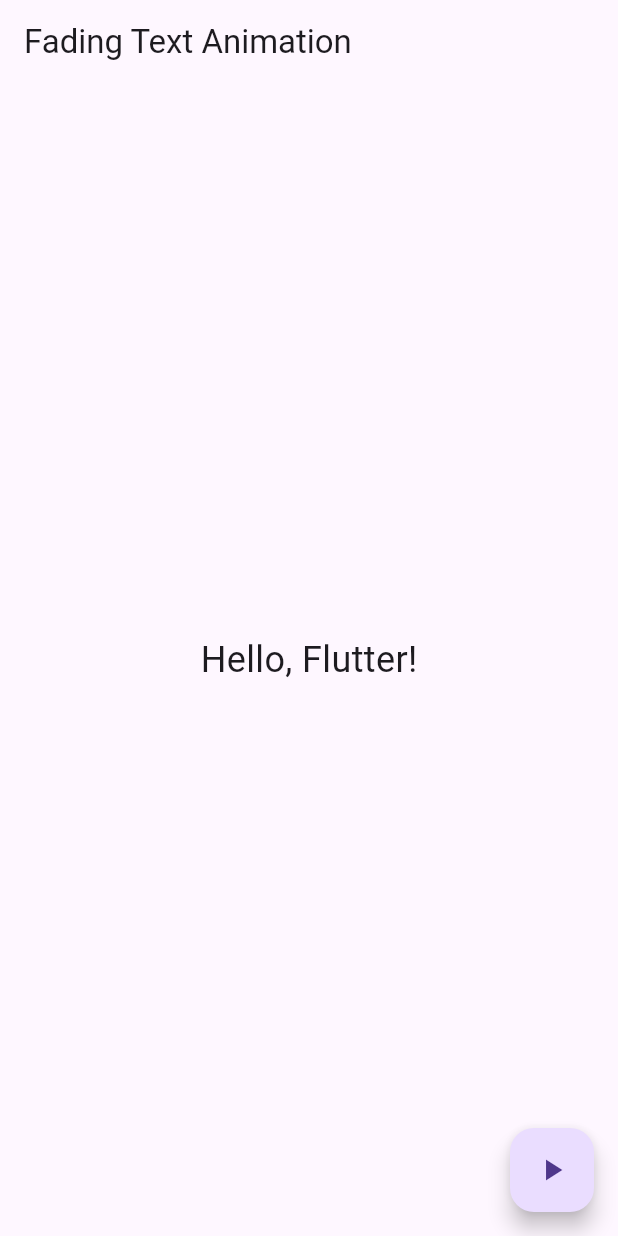
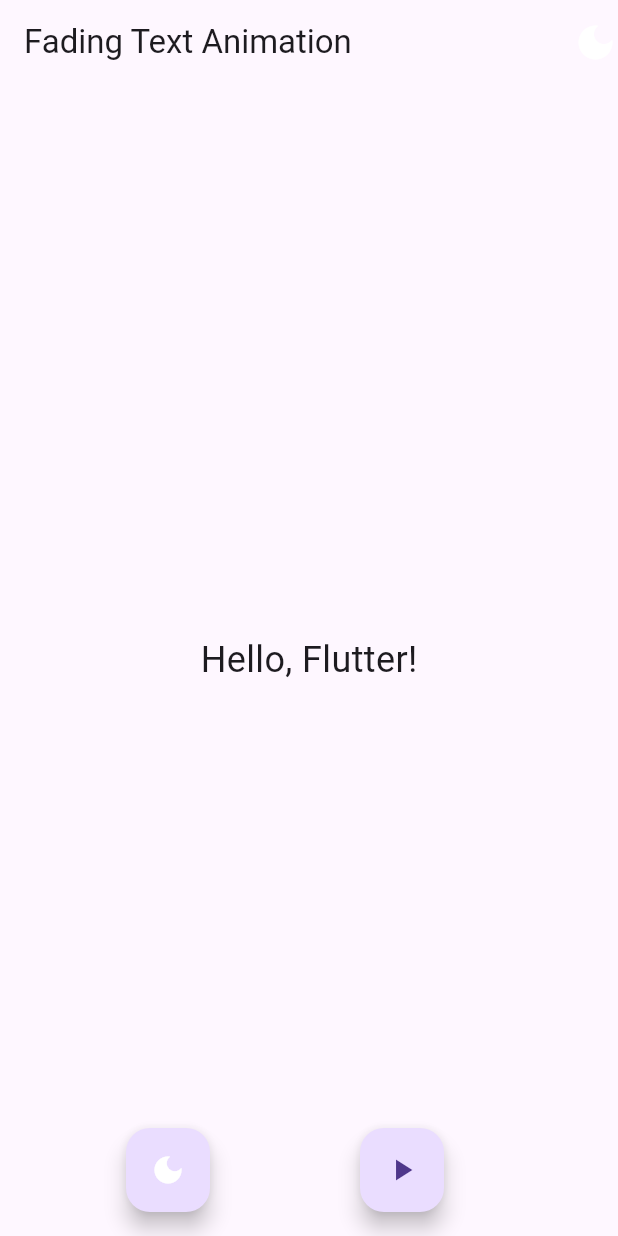
Before and after one commit to Ruhisawant/Fading-Animation-App, a Flutter app: the screen it shows after launch, on a phone screen of 412 x 824 dp. Run offline on Flutter 3.47's test engine with Material 3 defaults, Android fonts, the phone set to English and light mode, and no system bars; statements that could not run were skipped.

Commit message:
Added darkmode

```diff
--- a/lib/main.dart
+++ b/lib/main.dart
@@ -17,11 +17,19 @@
 
 class FadingTextAnimation extends StatefulWidget {
   const FadingTextAnimation({super.key});
+
   @override
   FadingTextAnimationState createState() => FadingTextAnimationState();
 }
 class FadingTextAnimationState extends State<FadingTextAnimation> {
   bool _isVisible = true;
+  ThemeMode _themeMode = ThemeMode.system;
+
+  void changeTheme(ThemeMode themeMode) {
+    setState(() {
+      _themeMode = themeMode;
+    });
+  }
 
   void toggleVisibility() {
     setState(() {
@@ -31,9 +39,15 @@
 
   @override
   Widget build(BuildContext context) {
-    return Scaffold(
+    return MaterialApp(
+      darkTheme: ThemeData.dark(),
+      themeMode: _themeMode,
+      home: Scaffold(
         appBar: AppBar(
           title: const Text('Fading Text Animation'),
+          actions: const[
+            Icon(Icons.dark_mode, color: Colors.white, size: 30),
+          ],
         ),
         body: Center(
           child: AnimatedOpacity(
@@ -45,9 +59,27 @@
             ),
           ),
         ),
-      floatingActionButton: FloatingActionButton(
+        floatingActionButton: const Row(
+        mainAxisAlignment: MainAxisAlignment.spaceEvenly,
+        children: [
+          FloatingActionButton(
+            onPressed: () {
+              setState(() {
+                if (_themeMode == ThemeMode.dark) {
+                  _themeMode = ThemeMode.light;
+                } else {
+                  _themeMode = ThemeMode.dark;
+                }
+              });
+            },
+            child: Icon(Icons.dark_mode, color: Colors.white),
+          ),
+          FloatingActionButton(
             onPressed: toggleVisibility,
-      child: const Icon(Icons.play_arrow),
+            child: Icon(Icons.play_arrow),
+          ),
+        ],
+      ),
       ),
     );
   }
```
Lines whose indentation alone changed are shown as unchanged.
